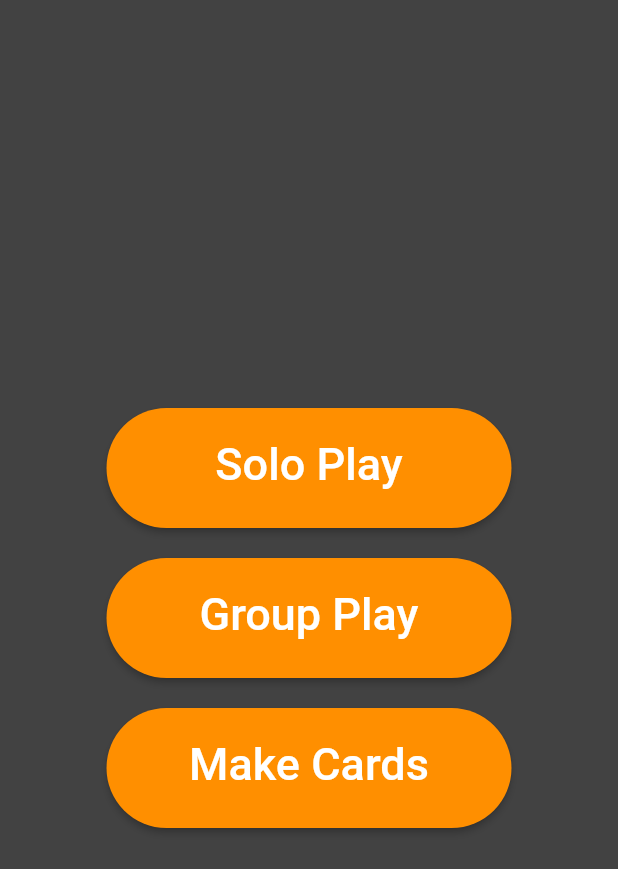
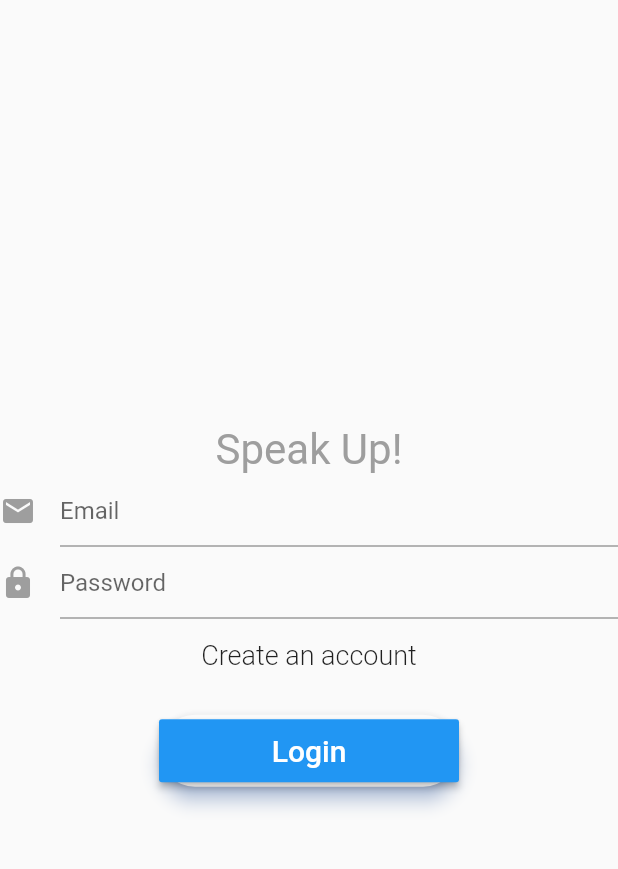
Before and after one commit to KashifIV/UofTHacks, a Flutter app: the screen it shows after launch, on a phone screen of 412 x 824 dp. Shown: the top 869 px of the screen. Run offline on Flutter 3.47's test engine with Material 2 defaults, Android fonts, the phone set to English and light mode, and no system bars; our stand-ins replace firebase_auth, image_picker; missing offline and left inert: flutter_ibm_watson; accounts and stored records are empty.

Commit message:
Firebase Auhentication

```diff
--- /dev/null
+++ b/uofthacks/lib/data/auth.dart
@@ -0,0 +1,41 @@
+import 'dart:async';
+import 'package:firebase_auth/firebase_auth.dart';
+
+abstract class AuthImpl {
+  Future<String> signIn(String email, String password);
+  Future<String> signUp(String email, String password);
+  Future<String> getCurrentUser();
+  Future<void> signOut();
+  String getUID();
+}
+
+class Auth implements AuthImpl {
+  final FirebaseAuth _firebaseAuth = FirebaseAuth.instance;
+  String uid = '----';
+  String getUID(){
+    return uid;
+  }
+  Future<String> signIn(String email, String password) async {
+    FirebaseUser user = await _firebaseAuth.signInWithEmailAndPassword(email: email, password: password);
+    return user.uid;
+  }
+
+  Future<String> signUp(String email, String password) async {
+    FirebaseUser user = await _firebaseAuth.createUserWithEmailAndPassword(email: email, password: password);
+    return user.uid;
+  }
+
+  Future<String> getCurrentUser() async {
+    FirebaseUser user = await _firebaseAuth.currentUser();
+    if (user == null)
+      return null;
+    else {
+      uid = user.uid;
+      return user.uid;
+    }
+  }
+
+  Future<void> signOut() async {
+    return _firebaseAuth.signOut();
+  }
+}
--- a/uofthacks/lib/main.dart
+++ b/uofthacks/lib/main.dart
@@ -1,6 +1,8 @@
 import 'package:flutter/material.dart';
 import 'package:scoped_model/scoped_model.dart';
 import 'package:uofthacks/domain/view_model.dart';
+import 'package:uofthacks/data/auth.dart';
+import 'package:uofthacks/ui/root_page.dart';
 import 'package:uofthacks/ui/home_page.dart';
 void main() => runApp(MyApp());
 
@@ -15,7 +17,7 @@ class MyApp extends StatelessWidget {
         theme: ThemeData(
           primarySwatch: Colors.amber,
         ),
-        home: HomePage(),
+        home: RootPage(auth: Auth()),
     ));
   }
 }
--- a/uofthacks/lib/ui/home_page.dart
+++ b/uofthacks/lib/ui/home_page.dart
@@ -2,9 +2,13 @@ import 'package:flutter/material.dart';
 import 'package:scoped_model/scoped_model.dart';
 import 'package:uofthacks/domain/view_model.dart';
 import 'package:uofthacks/ui/two_player_page.dart';
+import 'package:uofthacks/data/auth.dart';
 import 'package:uofthacks/domain/test_model.dart';
 import 'package:uofthacks/ui/test_page.dart';
 class HomePage extends StatefulWidget{
+  final Auth auth;
+  final VoidCallback onSignedOut;
+  HomePage({this.auth, this.onSignedOut});
   _HomePage createState() => _HomePage();
 }
 class _HomePage extends State<HomePage>{
@@ -44,6 +48,8 @@ class _HomePage extends State<HomePage>{
                 ButtonCreator('Group Play', () => Navigator.push(context, MaterialPageRoute(builder: (context)=> TwoPlayerPage()))),
                 SizedBox(height: 20,),
                 ButtonCreator('Make Cards', () => Navigator.push(context, MaterialPageRoute(builder: (context)=> TwoPlayerPage()))),
+                SizedBox(height: 20,),
+                ButtonCreator('Developer Mode', () =>  Navigator.push(context, MaterialPageRoute(builder: (context)=> TwoPlayerPage()))),
               ],
             ),
           ),
--- a/uofthacks/lib/ui/login_page.dart
+++ b/uofthacks/lib/ui/login_page.dart
@@ -1,5 +1,159 @@
 import 'package:flutter/material.dart';
+import 'package:uofthacks/data/auth.dart';
+class LoginPage extends StatefulWidget{
+  final AuthImpl auth;
+  final VoidCallback onSignedIn;
+  LoginPage({this.auth, this.onSignedIn});
+  @override
+  _LoginPage createState() => new _LoginPage();
+}
+enum FormMode { SIGNIN, SIGNUP}
+class _LoginPage extends State<LoginPage>{
+  final formKey = new GlobalKey<FormState>();
+  FormMode _formMode = FormMode.SIGNIN;
+  String _email, _password;
+  void _signUp() {
+    formKey.currentState.reset();
+    setState(() {
+      _formMode = FormMode.SIGNUP;
+    });
+  }
 
-class Something {
+  void _signIn() {
+    formKey.currentState.reset();
+    setState(() {
+      _formMode = FormMode.SIGNIN;
+    });
+  }
+  bool validateAndSave() {
+    final form = formKey.currentState;
+    if (form.validate()) {
+      form.save();
+      return true;
+    }
+    return false;
+  }
+  void validateAndSubmit() async {
+    if (validateAndSave()) {
+      try {
+        if (_formMode == FormMode.SIGNIN) {
+          String userId =
+          await widget.auth.signIn(_email, _password);
+          print('Signed in: $userId');
+        } else {
+          String userId = await widget.auth
+              .signUp(_email, _password);
+          print('Signed up user: $userId');
+        }
+        widget.onSignedIn();
+      } catch (e) {
+        print('Error: $e');
+      }
+    }
+  }
+  Widget _logo(){
+    return Text('Speak Up!',
+      textAlign: TextAlign.start,
+      textScaleFactor: 2.0,
+      style: new TextStyle(color: Colors.grey),
+    );
+  }
+  Widget _emailInput() {
+    return new TextFormField(
+      keyboardType: TextInputType.emailAddress,
+      autofocus: false,
+      decoration: new InputDecoration(
+          hintText: 'Email',
+          icon: new Icon(
+            Icons.mail,
+            color: Colors.grey,
+          )),
+      validator: (value) => value.isEmpty ? 'Email can\'t be empty' : null,
+      onSaved: (value) => _email = value,
+    );
+  }
 
+  Widget _passwordInput() {
+    return new TextFormField(
+      obscureText: true,
+      autofocus: false,
+      decoration: new InputDecoration(
+          hintText: 'Password',
+          icon: new Icon(
+            Icons.lock,
+            color: Colors.grey,
+          )),
+      validator: (value) =>
+      value.isEmpty ? 'Password can\'t be empty' : null,
+      onSaved: (value) => _password = value,
+    );
+  }
+  Widget _label() {
+    if (_formMode == FormMode.SIGNIN) {
+      return
+        new FlatButton(
+          child: new Text('Create an account',
+              style:
+              new TextStyle(fontSize: 18.0, fontWeight: FontWeight.w300)),
+          onPressed: _signUp,
+        );
+    } else {
+      return
+        new FlatButton(
+          child: new Text('Have an account? Sign in',
+              style:
+              new TextStyle(fontSize: 18.0, fontWeight: FontWeight.w300)),
+          onPressed: _signIn,
+        );
+    }
+  }
+  Widget _submitButton() {
+    if (_formMode == FormMode.SIGNIN) {
+      return
+        new Padding(
+            padding: EdgeInsets.symmetric(vertical: 16.0),
+            child: new Material(
+                borderRadius: BorderRadius.circular(30.0),
+                shadowColor: Colors.blueAccent.shade100,
+                elevation: 5.0,
+                child: new MaterialButton(
+                  minWidth: 200.0,
+                  height: 42.0,
+                  color: Colors.blue,
+                  child: new Text('Login',
+                      style:
+                      new TextStyle(fontSize: 20.0, color: Colors.white)),
+                  onPressed: validateAndSubmit,
+                )));
+    } else {
+      return
+        new Padding(
+            padding: EdgeInsets.symmetric(vertical: 16.0),
+            child: new Material(
+                borderRadius: BorderRadius.circular(30.0),
+                shadowColor: Colors.lightBlueAccent.shade100,
+                elevation: 5.0,
+                child: new MaterialButton(
+                  minWidth: 200.0,
+                  height: 42.0,
+                  color: Colors.blue,
+                  child: new Text('Create account',
+                      style:
+                      new TextStyle(fontSize: 20.0, color: Colors.white)),
+                  onPressed: validateAndSubmit,
+                )));
+    }
+  }
+  @override
+  Widget build(BuildContext context) {
+    return new Scaffold(
+      body: new Form(
+        key: formKey,
+        child: new Column(
+        mainAxisAlignment: MainAxisAlignment.center,
+        children: <Widget>[_logo(), _emailInput(), _passwordInput(), _label(), _submitButton()],
+      ),
+      ),
+    );
+  }
 }
--- /dev/null
+++ b/uofthacks/lib/ui/root_page.dart
@@ -0,0 +1,84 @@
+import 'package:flutter/material.dart';
+import 'package:uofthacks/data/auth.dart';
+import 'package:uofthacks/ui/home_page.dart';
+import 'package:uofthacks/ui/login_page.dart';
+import 'package:firebase_auth/firebase_auth.dart';
+
+class RootPage extends StatefulWidget {
+  RootPage({this.auth});
+  final AuthImpl auth;
+  @override
+  State<StatefulWidget> createState() => new _RootPageState();
+}
+
+enum AuthStatus {
+  NOT_DETERMINED,
+  NOT_SIGNED_IN,
+  SIGNED_IN,
+}
+
+class _RootPageState extends State<RootPage> {
+
+  AuthStatus authStatus = AuthStatus.NOT_DETERMINED;
+
+  initState() {
+    super.initState();
+    widget.auth.getCurrentUser().then((userId) {
+      setState(() {
+          authStatus = userId == null ? AuthStatus.NOT_SIGNED_IN : AuthStatus.SIGNED_IN;
+      });
+    });
+  }
+
+  void _signedIn() {
+    setState(() {
+      authStatus = AuthStatus.SIGNED_IN;
+    });
+  }
+
+  void _signedOut() {
+    setState(() {
+      authStatus = AuthStatus.NOT_SIGNED_IN;
+    });
+  }
+
+  Widget _buildWaitingScreen() {
+    return Scaffold(
+      body: Container(
+        alignment: Alignment.center,
+        child: CircularProgressIndicator(),
+      ),
+    );
+  }
+  Widget CheckAuth(){
+    switch (authStatus) {
+      case AuthStatus.NOT_DETERMINED:
+        return _buildWaitingScreen();
+      case AuthStatus.NOT_SIGNED_IN:
+        return new LoginPage(
+          auth: widget.auth,
+          onSignedIn: _signedIn,
+        );
+      case AuthStatus.SIGNED_IN:
+        return new HomePage(
+          auth: widget.auth,
+          //onSignedOut: _signedOut,
+        );
+    }
+  }
+  @override
+  Widget build(BuildContext context) {
+    switch (authStatus) {
+      case AuthStatus.NOT_DETERMINED:
+        return _buildWaitingScreen();
+      case AuthStatus.NOT_SIGNED_IN:
+        return new LoginPage(
+          auth: widget.auth,
+          onSignedIn: _signedIn,
+        );
+      case AuthStatus.SIGNED_IN:
+        return HomePage(auth: widget.auth, onSignedOut: _signedOut);
+
+    }
+  }
+}
--- a/uofthacks/pubspec.yaml
+++ b/uofthacks/pubspec.yaml
@@ -22,6 +22,9 @@ dependencies:
   flutter_ibm_watson: ^0.0.1
   scoped_model: ^1.0.1
   image_picker: ^0.4.12+1
+  cloud_firestore: ^0.3.0
+  firebase_auth: 0.5.19
+  firebase_core: any
 
 dev_dependencies:
   flutter_test:
```
Also changed, not shown: uofthacks/lib/data/database.dart (added), 3 other files.
